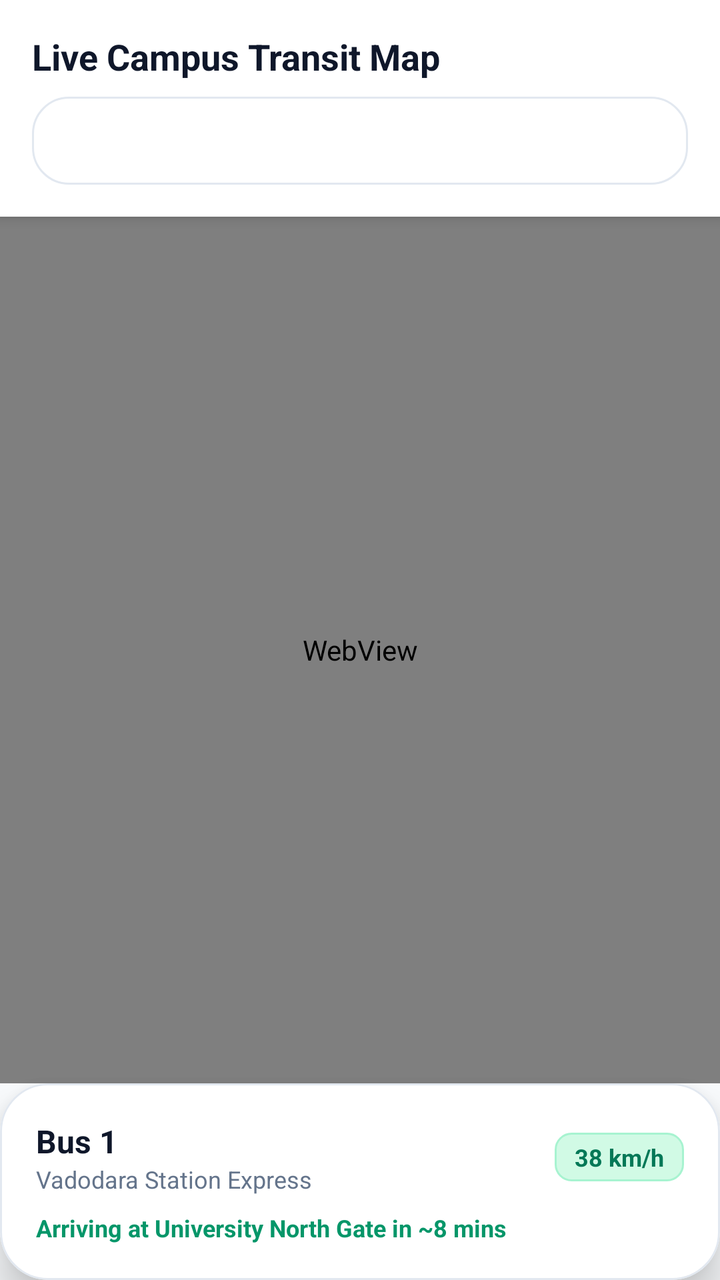
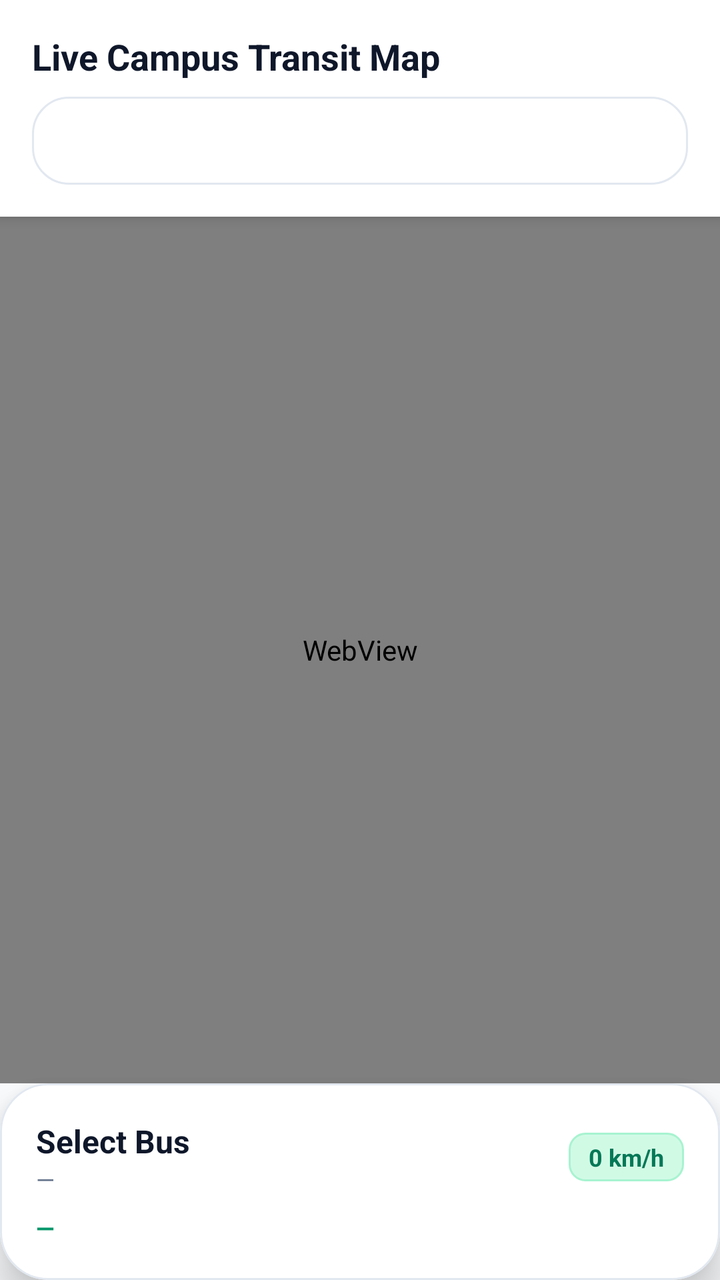

An Android layout rendered at two revisions. The XML below is the earlier revision; the diff shows what the commit changed to produce the second picture.
<!-- AndroidManifest.xml: application theme Theme.UniTrack -->
<!-- res/layout/fragment_student_live_bus.xml -->
<?xml version="1.0" encoding="utf-8"?>
<androidx.constraintlayout.widget.ConstraintLayout xmlns:android="http://schemas.android.com/apk/res/android"
    xmlns:app="http://schemas.android.com/apk/res-auto"
    android:layout_width="match_parent"
    android:layout_height="match_parent"
    android:background="@color/background">

    
    <LinearLayout
        android:id="@+id/topBar"
        android:layout_width="match_parent"
        android:layout_height="wrap_content"
        android:background="@color/white"
        android:elevation="4dp"
        android:orientation="vertical"
        android:padding="16dp"
        app:layout_constraintTop_toTopOf="parent">

        <TextView
            android:layout_width="wrap_content"
            android:layout_height="wrap_content"
            android:text="Live Campus Transit Map"
            android:textColor="@color/text_primary"
            android:textSize="18sp"
            android:textStyle="bold" />

        <Spinner
            android:id="@+id/spActiveBusSelect"
            android:layout_width="match_parent"
            android:layout_height="44dp"
            android:layout_marginTop="8dp"
            android:background="@drawable/bg_card_rounded" />
    </LinearLayout>

    
    <FrameLayout
        android:id="@+id/mapFragmentContainer"
        android:layout_width="match_parent"
        android:layout_height="0dp"
        app:layout_constraintBottom_toTopOf="@id/cardBusDetail"
        app:layout_constraintTop_toBottomOf="@id/topBar">

        <WebView
            android:id="@+id/mapWebView"
            android:layout_width="match_parent"
            android:layout_height="match_parent" />

        <LinearLayout
            android:id="@+id/telemetryFallback"
            android:layout_width="match_parent"
            android:layout_height="match_parent"
            android:background="#E2E8F0"
            android:gravity="center"
            android:orientation="vertical"
            android:padding="20dp"
            android:visibility="gone">

            <ImageView
                android:layout_width="48dp"
                android:layout_height="48dp"
                android:src="@android:drawable/ic_menu_compass"
                app:tint="@color/primary" />

            <TextView
                android:id="@+id/tvLiveCoords"
                android:layout_width="wrap_content"
                android:layout_height="wrap_content"
                android:layout_marginTop="8dp"
                android:fontFamily="monospace"
                android:text="22.2887° N, 73.3634° E"
                android:textColor="@color/text_primary"
                android:textSize="14sp"
                android:textStyle="bold" />

            <TextView
                android:id="@+id/tvLiveTelemetrySpeed"
                android:layout_width="wrap_content"
                android:layout_height="wrap_content"
                android:layout_marginTop="4dp"
                android:text="Status: Buses Stationed at Campus Depot"
                android:textColor="@color/primary"
                android:textSize="12sp"
                android:textStyle="bold" />
        </LinearLayout>
    </FrameLayout>

    
    <com.google.android.material.card.MaterialCardView
        android:id="@+id/cardBusDetail"
        style="@style/Widget.UniTrack.Card"
        android:layout_width="match_parent"
        android:layout_height="wrap_content"
        app:cardCornerRadius="24dp"
        app:cardElevation="12dp"
        app:layout_constraintBottom_toBottomOf="parent">

        <LinearLayout
            android:layout_width="match_parent"
            android:layout_height="wrap_content"
            android:orientation="vertical"
            android:padding="18dp">

            <LinearLayout
                android:layout_width="match_parent"
                android:layout_height="wrap_content"
                android:gravity="center_vertical"
                android:orientation="horizontal">

                <LinearLayout
                    android:layout_width="0dp"
                    android:layout_height="wrap_content"
                    android:layout_weight="1"
                    android:orientation="vertical">

                    <TextView
                        android:id="@+id/tvSelectedBusNumber"
                        android:layout_width="wrap_content"
                        android:layout_height="wrap_content"
                        android:text="Bus 1"
                        android:textColor="@color/text_primary"
                        android:textSize="16sp"
                        android:textStyle="bold" />

                    <TextView
                        android:id="@+id/tvSelectedBusRoute"
                        android:layout_width="wrap_content"
                        android:layout_height="wrap_content"
                        android:text="Vadodara Station Express"
                        android:textColor="@color/text_secondary"
                        android:textSize="12sp" />
                </LinearLayout>

                <TextView
                    android:id="@+id/tvLiveSpeedBadge"
                    android:layout_width="wrap_content"
                    android:layout_height="wrap_content"
                    android:background="@drawable/bg_badge_emerald"
                    android:paddingStart="10dp"
                    android:paddingTop="4dp"
                    android:paddingEnd="10dp"
                    android:paddingBottom="4dp"
                    android:text="38 km/h"
                    android:textColor="@color/primary_dark"
                    android:textSize="12sp"
                    android:textStyle="bold" />
            </LinearLayout>

            <TextView
                android:id="@+id/tvEtaNextStop"
                android:layout_width="wrap_content"
                android:layout_height="wrap_content"
                android:layout_marginTop="8dp"
                android:text="Arriving at University North Gate in ~8 mins"
                android:textColor="@color/primary"
                android:textSize="12sp"
                android:textStyle="bold" />

        </LinearLayout>
    </com.google.android.material.card.MaterialCardView>

</androidx.constraintlayout.widget.ConstraintLayout>
<!-- resources referenced by this layout -->
<resources>
  <color name="background">#F8FAFC</color>
  <color name="primary">#059669</color>
  <color name="primary_dark">#047857</color>
  <color name="text_primary">#0F172A</color>
  <color name="text_secondary">#64748B</color>
  <color name="white">#FFFFFF</color>
  <!-- drawable bg_badge_emerald (drawable) -->
  <?xml version="1.0" encoding="utf-8"?>
  <shape xmlns:android="http://schemas.android.com/apk/res/android"
      android:shape="rectangle">
      <corners android:radius="8dp" />
      <solid android:color="#D1FAE5" />
      <stroke android:width="1dp" android:color="#A7F3D0" />
  </shape>
  <!-- drawable bg_card_rounded (drawable) -->
  <?xml version="1.0" encoding="utf-8"?>
  <shape xmlns:android="http://schemas.android.com/apk/res/android"
      android:shape="rectangle">
      <corners android:radius="18dp" />
      <solid android:color="#FFFFFF" />
      <stroke android:width="1dp" android:color="#E2E8F0" />
  </shape>
  <style name="Widget.UniTrack.Card" parent="Widget.MaterialComponents.CardView">
          <item name="cardCornerRadius">20dp</item>
          <item name="cardElevation">2dp</item>
          <item name="cardBackgroundColor">@color/card_background</item>
          <item name="strokeColor">@color/border</item>
          <item name="strokeWidth">1dp</item>
      </style>
  <style name="Theme.UniTrack" parent="Theme.MaterialComponents.DayNight.NoActionBar">
          
          <item name="colorPrimary">@color/primary</item>
          <item name="colorPrimaryVariant">@color/primary_dark</item>
          <item name="colorOnPrimary">@color/pure_white</item>
          
          <item name="colorSecondary">@color/secondary</item>
          <item name="colorSecondaryVariant">@color/secondary_light</item>
          <item name="colorOnSecondary">@color/pure_white</item>
          
          <item name="android:statusBarColor">@color/surface</item>
          <item name="android:windowLightStatusBar">true</item>
          <item name="android:windowBackground">@color/background</item>
          <item name="colorSurface">@color/surface</item>
          <item name="colorOnSurface">@color/text_primary</item>
  
          
          <item name="android:textColor">@color/text_primary</item>
          <item name="android:textColorPrimary">@color/text_primary</item>
          <item name="android:textColorSecondary">@color/text_secondary</item>
          <item name="android:textColorHint">@color/input_hint</item>
          <item name="android:editTextColor">@color/input_text</item>
  
          
          <item name="textInputStyle">@style/Widget.UniTrack.TextInputLayout</item>
          <item name="editTextStyle">@style/Widget.UniTrack.EditText</item>
      </style>
  <color name="card_background">#FFFFFF</color>
  <color name="border">#E2E8F0</color>
  <color name="pure_white">#FFFFFF</color>
  <color name="secondary">#0F172A</color>
  <color name="secondary_light">#1E293B</color>
  <color name="surface">#FFFFFF</color>
  <color name="input_hint">#64748B</color>
  <color name="input_text">#0F172A</color>
  <style name="Widget.UniTrack.TextInputLayout" parent="Widget.MaterialComponents.TextInputLayout.OutlinedBox">
          <item name="boxStrokeColor">@color/primary</item>
          <item name="hintTextColor">@color/primary</item>
          <item name="android:textColorHint">@color/input_hint</item>
          <item name="boxBackgroundColor">@color/input_background</item>
          <item name="boxCornerRadiusTopStart">12dp</item>
          <item name="boxCornerRadiusTopEnd">12dp</item>
          <item name="boxCornerRadiusBottomStart">12dp</item>
          <item name="boxCornerRadiusBottomEnd">12dp</item>
      </style>
  <style name="Widget.UniTrack.EditText" parent="Widget.MaterialComponents.TextInputEditText.OutlinedBox">
          <item name="android:textColor">@color/input_text</item>
          <item name="android:textColorHint">@color/input_hint</item>
          <item name="android:textSize">14sp</item>
      </style>
  <color name="input_background">#FFFFFF</color>
</resources>

<!-- the commit's change to res/layout/fragment_student_live_bus.xml (unified diff, before → after) -->
@@ -116,7 +116,7 @@
                         android:id="@+id/tvSelectedBusNumber"
                         android:layout_width="wrap_content"
                         android:layout_height="wrap_content"
-                        android:text="Bus 1"
+                        android:text="Select Bus"
                         android:textColor="@color/text_primary"
                         android:textSize="16sp"
                         android:textStyle="bold" />
@@ -125,7 +125,7 @@
                         android:id="@+id/tvSelectedBusRoute"
                         android:layout_width="wrap_content"
                         android:layout_height="wrap_content"
-                        android:text="Vadodara Station Express"
+                        android:text="—"
                         android:textColor="@color/text_secondary"
                         android:textSize="12sp" />
                 </LinearLayout>
@@ -139,7 +139,7 @@
                     android:paddingTop="4dp"
                     android:paddingEnd="10dp"
                     android:paddingBottom="4dp"
-                    android:text="38 km/h"
+                    android:text="0 km/h"
                     android:textColor="@color/primary_dark"
                     android:textSize="12sp"
                     android:textStyle="bold" />
@@ -150,7 +150,7 @@
                 android:layout_width="wrap_content"
                 android:layout_height="wrap_content"
                 android:layout_marginTop="8dp"
-                android:text="Arriving at University North Gate in ~8 mins"
+                android:text="—"
                 android:textColor="@color/primary"
                 android:textSize="12sp"
                 android:textStyle="bold" />
